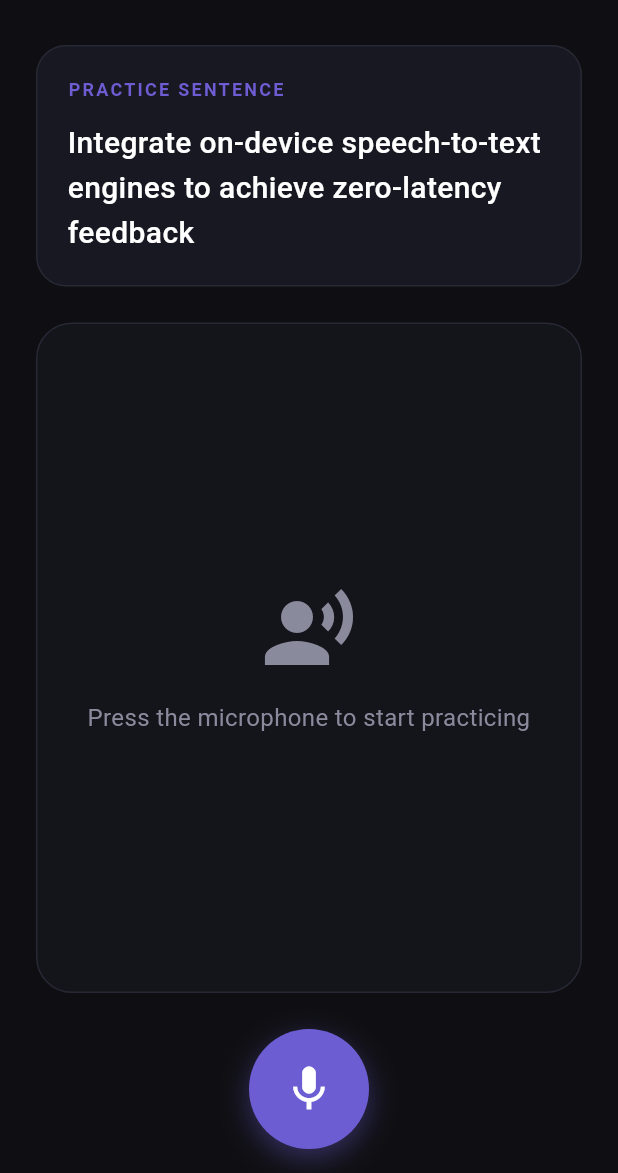
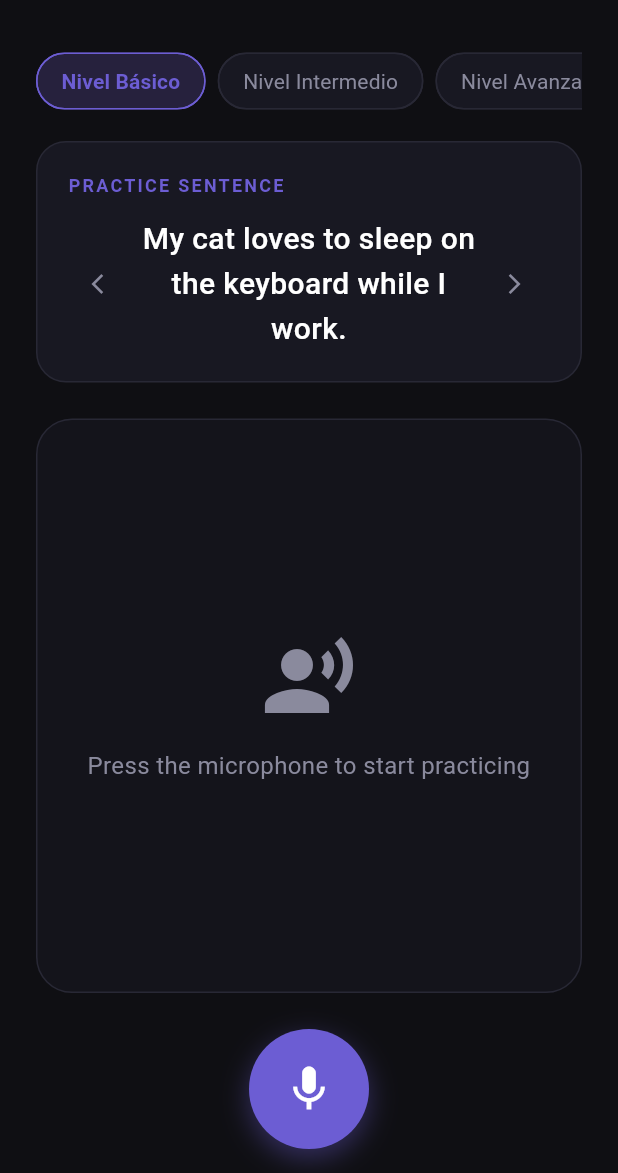
Before and after one commit to YaderPR/SpeakRight, a Flutter app: the screen it shows after launch, on a phone screen of 412 x 824 dp, the part 63-1236 px from its top. Run offline on Flutter 3.47's test engine with Material 3 defaults, Android fonts, the phone set to English and light mode, and no system bars; our stand-ins replace dio, flutter_riverpod, get_it, sqflite; missing offline and left inert: record, sherpa_onnx; accounts and stored records are empty.

Commit message:
feat(ui): update practice screen UI to support dynamic text levels

```diff
--- a/lib/presentation/practice/views/practice_screen.dart
+++ b/lib/presentation/practice/views/practice_screen.dart
@@ -4,17 +4,19 @@ import 'package:speak_right/domain/entities/transcription_result.dart';
 import 'package:speak_right/presentation/practice/state/practice_state.dart';
 import 'package:speak_right/presentation/practice/viewmodels/practice_providers.dart';
 import 'package:speak_right/presentation/practice/viewmodels/practice_viewmodel.dart';
+import 'package:speak_right/presentation/practice/viewmodels/practice_text_notifier.dart';
+import 'package:speak_right/domain/entities/practice_level.dart';
 
 class PracticeScreen extends ConsumerWidget {
   const PracticeScreen({super.key});
-
-  static const String _referenceText =
-      'Integrate on-device speech-to-text engines to achieve zero-latency feedback';
 
   @override
   Widget build(BuildContext context, WidgetRef ref) {
     final state = ref.watch(practiceViewModelProvider);
     final viewModel = ref.read(practiceViewModelProvider.notifier);
+    final currentText = ref.watch(currentPracticeTextProvider);
+    final textNotifier = ref.read(practiceTextNotifierProvider.notifier);
+    final textState = ref.watch(practiceTextNotifierProvider);
 
     // Premium Color System (Tailored Dark Theme)
     const bgDark = Color(0xFF0F0F13);
@@ -57,6 +59,42 @@ class PracticeScreen extends ConsumerWidget {
           child: Column(
             crossAxisAlignment: CrossAxisAlignment.stretch,
             children: [
+              // Level Selector
+              SingleChildScrollView(
+                scrollDirection: Axis.horizontal,
+                child: Row(
+                  children: PracticeLevel.values.map((level) {
+                    final isSelected = textState.selectedLevel == level;
+                    return Padding(
+                      padding: const EdgeInsets.only(right: 8.0),
+                      child: ChoiceChip(
+                        showCheckmark: false,
+                        label: Text(level.displayName),
+                        selected: isSelected,
+                        onSelected: (selected) {
+                          if (selected) {
+                            textNotifier.changeLevel(level);
+                          }
+                        },
+                        selectedColor: primaryAccent.withOpacity(0.2),
+                        backgroundColor: surfaceDark,
+                        shape: RoundedRectangleBorder(
+                          borderRadius: BorderRadius.circular(20),
+                          side: BorderSide(
+                            color: isSelected ? primaryAccent : borderColor,
+                          ),
+                        ),
+                        labelStyle: TextStyle(
+                          color: isSelected ? primaryAccent : textMuted,
+                          fontWeight: isSelected ? FontWeight.bold : FontWeight.normal,
+                        ),
+                      ),
+                    );
+                  }).toList(),
+                ),
+              ),
+              const SizedBox(height: 16),
+
               // Progress/Dashboard Card
               Container(
                 padding: const EdgeInsets.all(20),
@@ -120,14 +158,29 @@ class PracticeScreen extends ConsumerWidget {
                         }).toList(),
                       )
                     else
-                      Text(
-                        _referenceText,
+                      Row(
+                        children: [
+                          IconButton(
+                            icon: const Icon(Icons.arrow_back_ios, color: textMuted, size: 16),
+                            onPressed: state is PracticeInitial ? textNotifier.previousText : null,
+                          ),
+                          Expanded(
+                            child: Text(
+                              currentText,
                               style: const TextStyle(
                                 color: Colors.white,
                                 fontSize: 20,
                                 fontWeight: FontWeight.w500,
                                 height: 1.5,
                               ),
+                              textAlign: TextAlign.center,
+                            ),
+                          ),
+                          IconButton(
+                            icon: const Icon(Icons.arrow_forward_ios, color: textMuted, size: 16),
+                            onPressed: state is PracticeInitial ? textNotifier.nextText : null,
+                          ),
+                        ],
                       ),
                   ],
                 ),
@@ -150,7 +203,7 @@ class PracticeScreen extends ConsumerWidget {
               const SizedBox(height: 24),
 
               // Recording / Control bar
-              _buildControlBar(state, viewModel, bgDark, surfaceDark, borderColor, primaryAccent, errorColor, successColor),
+              _buildControlBar(state, viewModel, currentText, bgDark, surfaceDark, borderColor, primaryAccent, errorColor, successColor),
             ],
           ),
         ),
@@ -286,6 +339,7 @@ class PracticeScreen extends ConsumerWidget {
   Widget _buildControlBar(
     PracticeState state,
     PracticeViewModel viewModel,
+    String currentText,
     Color bgDark,
     Color surfaceDark,
     Color borderColor,
@@ -298,7 +352,7 @@ class PracticeScreen extends ConsumerWidget {
         mainAxisAlignment: MainAxisAlignment.center,
         children: [
           GestureDetector(
-            onTap: () => viewModel.submitSpeech(_referenceText),
+            onTap: () => viewModel.submitSpeech(currentText),
             child: Container(
               padding: const EdgeInsets.symmetric(horizontal: 32, vertical: 16),
               decoration: BoxDecoration(
```
Lines whose indentation alone changed are shown as unchanged.
